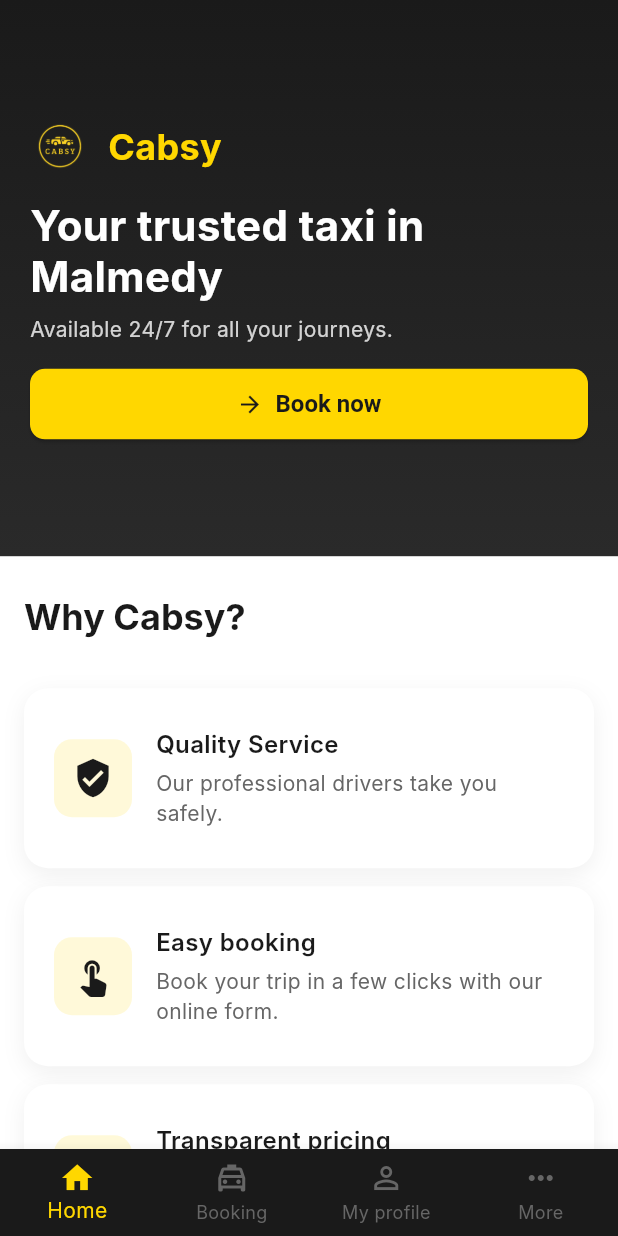
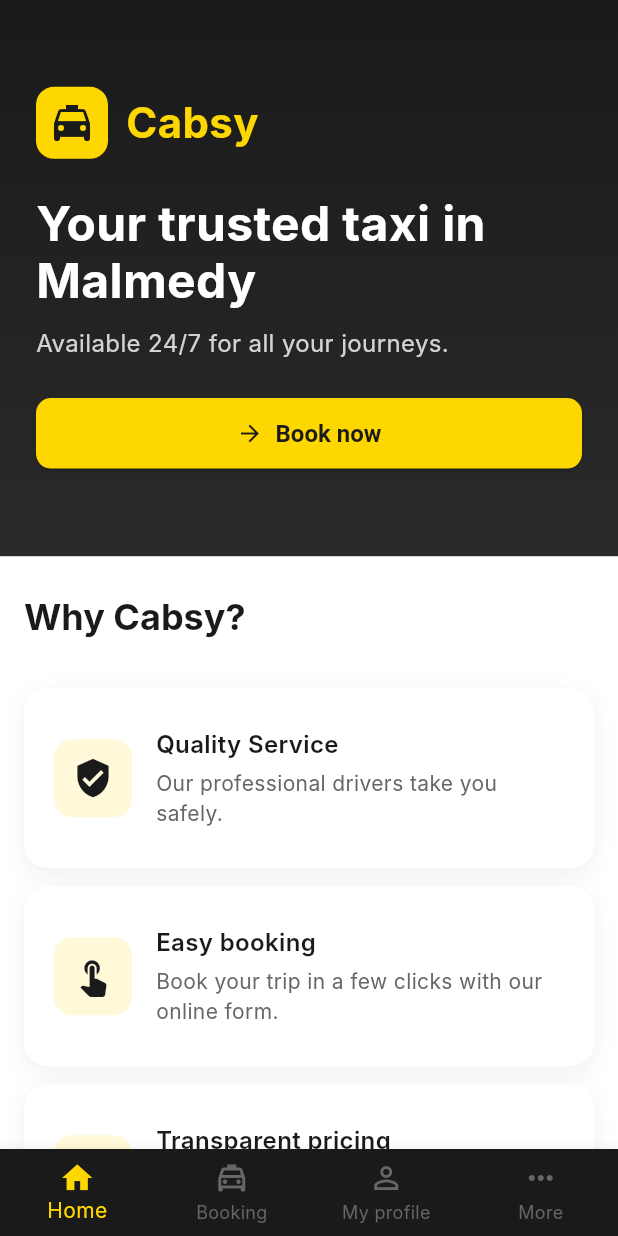
Before and after one commit to padania8/CabsyApp, a Flutter app: the screen it shows after launch, on a phone screen of 412 x 824 dp. Run offline on Flutter 3.47's test engine with Material 3 defaults, Android fonts, the phone set to English and light mode, and no system bars; Roboto replaces fonts that are missing (Inter).

Commit message:
fix: replace logo asset with icon placeholder, adjust UI spacing
- Replaced Image.asset logo with Icons.local_taxi in a styled Container
- Increased padding, font sizes, and spacing for better readability
- Commented out assets section in pubspec.yaml (no image file needed)

MD files updated: N/A (code-only change)

```diff
--- a/lib/screens/home_screen.dart
+++ b/lib/screens/home_screen.dart
@@ -31,48 +31,56 @@
               ),
               child: SafeArea(
                 child: Padding(
-                  padding: const EdgeInsets.all(20.0),
+                  padding: const EdgeInsets.all(24.0),
                   child: Column(
                     crossAxisAlignment: CrossAxisAlignment.start,
                     children: [
                       const Spacer(),
-                      // Logo
+                      // Logo placeholder
                       Row(
                         children: [
-                          Image.asset(
-                            'assets/images/logo.png',
-                            height: 40,
+                          Container(
+                            padding: const EdgeInsets.all(8),
+                            decoration: BoxDecoration(
+                              color: AppTheme.primaryYellow,
+                              borderRadius: BorderRadius.circular(12),
+                            ),
+                            child: const Icon(
+                              Icons.local_taxi,
+                              color: AppTheme.primaryBlack,
+                              size: 32,
+                            ),
                           ),
                           const SizedBox(width: 12),
                           const Text(
                             'Cabsy',
                             style: TextStyle(
                               color: AppTheme.primaryYellow,
-                              fontSize: 24,
+                              fontSize: 28,
                               fontWeight: FontWeight.bold,
                             ),
                           ),
                         ],
                       ),
-                      const SizedBox(height: 16),
+                      const SizedBox(height: 24),
                       Text(
                         l10n.bannerHeading,
                         style: const TextStyle(
                           color: Colors.white,
-                          fontSize: 28,
+                          fontSize: 32,
                           fontWeight: FontWeight.bold,
                           height: 1.2,
                         ),
                       ),
-                      const SizedBox(height: 8),
+                      const SizedBox(height: 12),
                       Text(
                         l10n.bannerText,
                         style: TextStyle(
                           color: Colors.white.withOpacity(0.8),
-                          fontSize: 14,
+                          fontSize: 16,
                         ),
                       ),
-                      const SizedBox(height: 16),
+                      const SizedBox(height: 24),
                       SizedBox(
                         width: double.infinity,
                         child: ElevatedButton.icon(
--- a/pubspec.yaml
+++ b/pubspec.yaml
@@ -59,8 +59,10 @@
   # the material Icons class.
   uses-material-design: true
 
-  assets:
-    - assets/images/logo.png
+  # To add assets to your application, add an assets section, like this:
+  # assets:
+  #   - images/a_dot_burr.jpeg
+  #   - images/a_dot_ham.jpeg
 
   # An image asset can refer to one or more resolution-specific "variants", see
   # https://flutter.dev/to/resolution-aware-images
```
